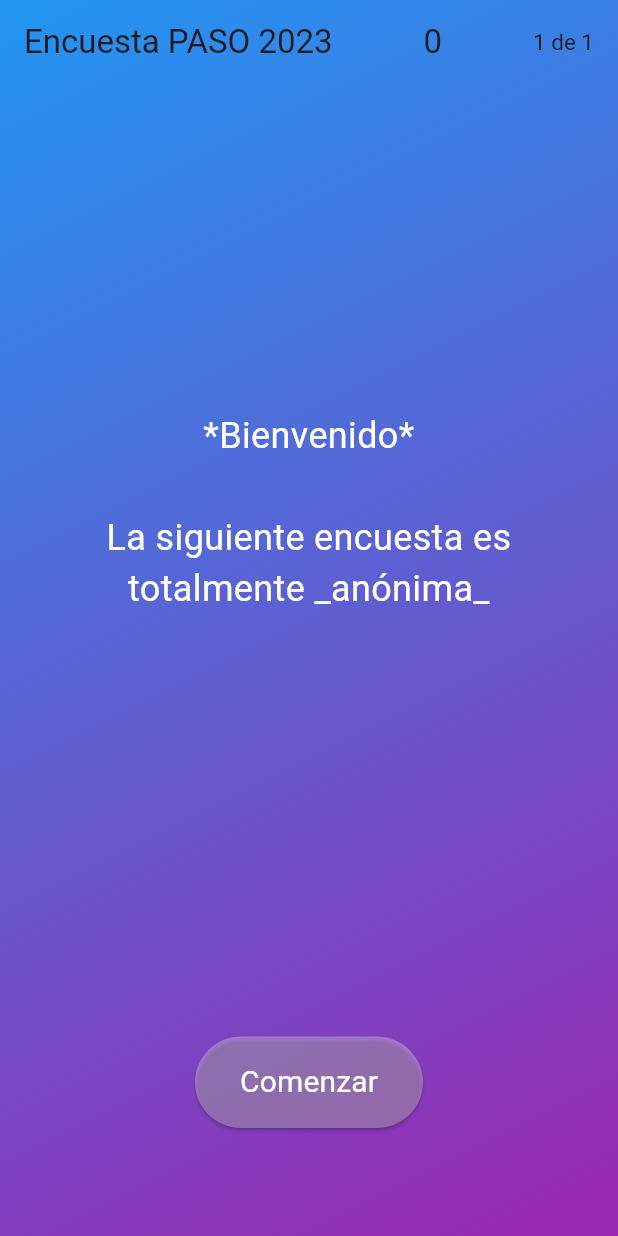
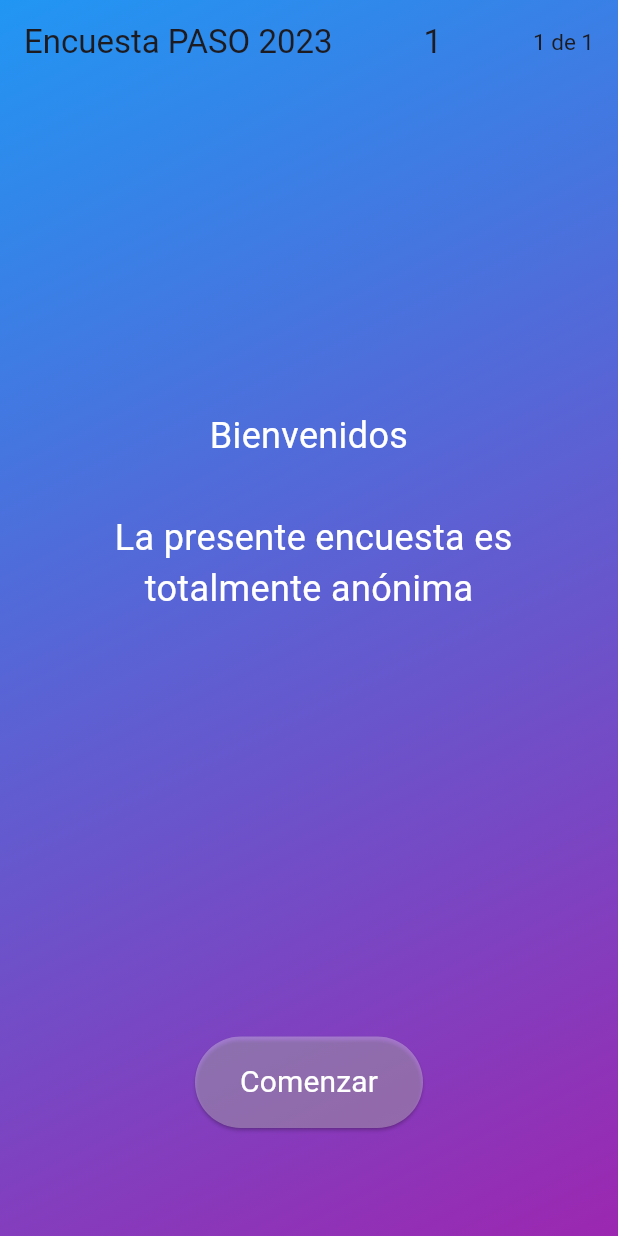
Before and after one commit to AlejandroDiBattista/encuestas, a Flutter app: the screen it shows after launch, on a phone screen of 412 x 824 dp. Run offline on Flutter 3.47's test engine with Material 2 defaults, Android fonts, the phone set to English and light mode, and no system bars; our stand-ins replace get; missing offline and left inert: gsheets; key blocks and very long unbroken strings in the code were emptied for the run.

Commit message:
Publicando nueva versi├│n

```diff
--- a/lib/pregunta.dart
+++ b/lib/pregunta.dart
@@ -133,7 +133,7 @@ class Encuesta extends ListBase<Pregunta> {
   factory Encuesta.bienvenida() {
     final salida = Encuesta();
     salida.add(Pregunta(
-        id: "0", descripcion: '*Bienvenido*..La siguiente encuesta es totalmente _anónima_', respuestas: ["Comenzar"]));
+        id: "1", descripcion: 'Bienvenidos.. La presente encuesta es totalmente anónima', respuestas: ["Comenzar"]));
     return salida;
   }
 
```
Also changed, not shown: 3 other files.
